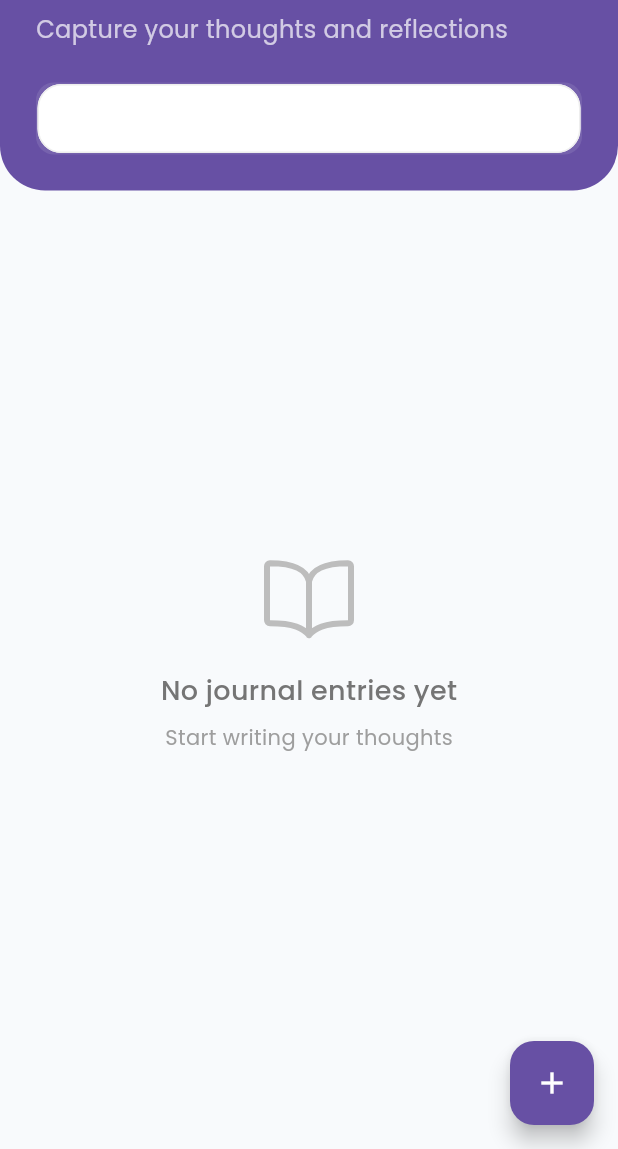
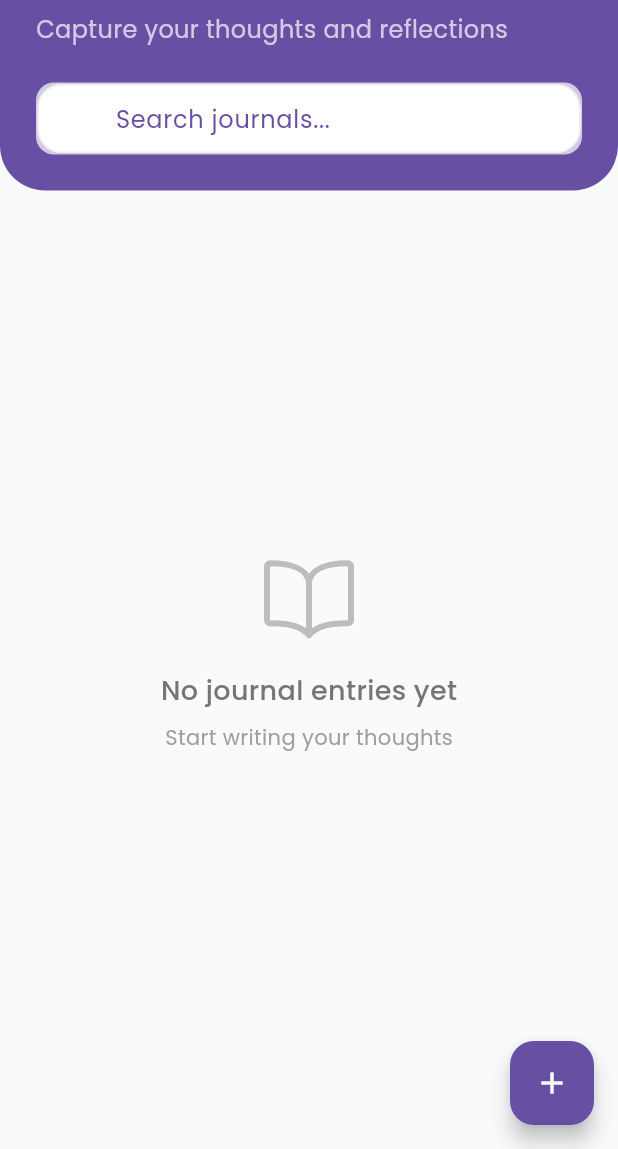
Before and after one commit to GM-11/planner, a Flutter app: the _MobileLayout screen opened directly, after a tap on the "add" icon, on a phone screen of 412 x 824 dp, the part 87-1236 px from its top. Run offline on Flutter 3.47's test engine with Material 3 defaults, Android fonts, the phone set to English and light mode, and no system bars; our stand-ins replace fl_chart, flutter_dotenv, flutter_riverpod, go_router, google_fonts, ionicons and 4 more; missing offline and left inert: encrypt, onesignal_flutter; accounts and stored records are empty.

Commit message:
ui changes

```diff
--- a/lib/features/journals/presentation/journal_editor_screen.dart
+++ b/lib/features/journals/presentation/journal_editor_screen.dart
@@ -31,6 +31,8 @@ class _JournalEditorScreenState extends ConsumerState<JournalEditorScreen> {
   }
 
   void _onTextChanged() {
+    if (!mounted) return;
+
     final hasChanges =
         widget.journal != null
             ? _contentController.text != widget.journal!.encryptedContent
@@ -120,10 +122,11 @@ class _JournalEditorScreenState extends ConsumerState<JournalEditorScreen> {
 
   Widget _buildMobileLayout() {
     return PopScope(
-      onPopInvokedWithResult: (bool t, _) {
-        _onWillPop().then((canPop) {
-          if (canPop) context.pop(t);
-        });
+      onPopInvokedWithResult: (bool t, _) async {
+        final canPop = await _onWillPop();
+        if (canPop && mounted) {
+          context.pop(t);
+        }
       },
       child: Scaffold(
         appBar: AppBar(
@@ -138,15 +141,39 @@ class _JournalEditorScreenState extends ConsumerState<JournalEditorScreen> {
           child: Column(
             children: [
               Expanded(
-                child: SingleChildScrollView(
+                child: LayoutBuilder(
+                  builder: (context, constraints) {
+                    return SingleChildScrollView(
+                      child: ConstrainedBox(
+                        constraints: BoxConstraints(
+                          minHeight: constraints.maxHeight,
+                        ),
+                        child: Padding(
                           padding: const EdgeInsets.all(24),
-                  child: Column(
-                    crossAxisAlignment: CrossAxisAlignment.start,
-                    children: [_buildContentField()],
+                          child: TextField(
+                            controller: _contentController,
+                            maxLines: null,
+                            keyboardType: TextInputType.multiline,
+                            decoration: InputDecoration(
+                              hintText: 'Write your thoughts...',
+                              contentPadding: const EdgeInsets.all(16),
+                              border: InputBorder.none,
+                              fillColor: Colors.transparent,
+                              filled: true,
+                              enabledBorder: InputBorder.none,
+                              focusedBorder: InputBorder.none,
+                              disabledBorder: InputBorder.none,
+                              errorBorder: InputBorder.none,
+                            ),
+                            style: const TextStyle(fontSize: 16, height: 1.6),
                           ),
                         ),
                       ),
-              _buildBottomBar(),
+                    );
+                  },
+                ),
+              ),
+              _buildBottomBar(false),
             ],
           ),
         ),
@@ -214,28 +241,15 @@ class _JournalEditorScreenState extends ConsumerState<JournalEditorScreen> {
                       ),
                     ],
                     const Spacer(),
-                    _buildBottomBar(),
+                    _buildBottomBar(true),
                   ],
                 ),
               ),
 
-              // Main content
               Expanded(
-                child: Container(
-                  padding: const EdgeInsets.all(48),
-                  child: Center(
-                    child: ConstrainedBox(
-                      constraints: const BoxConstraints(maxWidth: 800),
-                      child: Column(
-                        crossAxisAlignment: CrossAxisAlignment.start,
-                        children: [
-                          // _buildTitleAndDate(),
-                          // const SizedBox(height: 32),
-                          Expanded(child: _buildContentField()),
-                        ],
-                      ),
-                    ),
-                  ),
+                child: Padding(
+                  padding: const EdgeInsets.all(16),
+                  child: _buildContentField(),
                 ),
               ),
             ],
@@ -246,27 +260,29 @@ class _JournalEditorScreenState extends ConsumerState<JournalEditorScreen> {
   }
 
   Widget _buildContentField() {
-    return TextFormField(
+    return LayoutBuilder(
+      builder: (context, constraints) {
+        return SingleChildScrollView(
+          child: ConstrainedBox(
+            constraints: BoxConstraints(minHeight: constraints.maxHeight),
+            child: TextField(
               controller: _contentController,
               maxLines: null,
-      expands: true,
+              keyboardType: TextInputType.multiline,
               decoration: InputDecoration(
                 hintText: 'Write your thoughts...',
-        border: OutlineInputBorder(
-          borderRadius: BorderRadius.circular(12),
-          borderSide: BorderSide(color: Colors.grey.shade200),
-        ),
-        enabledBorder: OutlineInputBorder(
-          borderRadius: BorderRadius.circular(12),
-          borderSide: BorderSide(color: Colors.grey.shade200),
-        ),
-        focusedBorder: OutlineInputBorder(
-          borderRadius: BorderRadius.circular(12),
-          borderSide: BorderSide(color: Theme.of(context).primaryColor),
-        ),
                 contentPadding: const EdgeInsets.all(16),
+                border: InputBorder.none,
+                enabledBorder: InputBorder.none,
+                focusedBorder: InputBorder.none,
+                disabledBorder: InputBorder.none,
+                errorBorder: InputBorder.none,
               ),
               style: const TextStyle(fontSize: 16, height: 1.6),
+            ),
+          ),
+        );
+      },
     );
   }
 
@@ -289,9 +305,9 @@ class _JournalEditorScreenState extends ConsumerState<JournalEditorScreen> {
     );
   }
 
-  Widget _buildBottomBar() {
+  Widget _buildBottomBar(bool isDesktop) {
     return Container(
-      padding: const EdgeInsets.symmetric(vertical: 24),
+      padding: const EdgeInsets.symmetric(vertical: 24, horizontal: 16),
       child: Row(
         children: [
           Expanded(
@@ -305,8 +321,14 @@ class _JournalEditorScreenState extends ConsumerState<JournalEditorScreen> {
                 shape: RoundedRectangleBorder(
                   borderRadius: BorderRadius.circular(12),
                 ),
-                side: const BorderSide(color: Colors.white),
-                foregroundColor: Colors.white,
+                side: BorderSide(
+                  color:
+                      isDesktop
+                          ? Colors.white70
+                          : Theme.of(context).primaryColor,
+                ),
+                foregroundColor:
+                    isDesktop ? Colors.white70 : Theme.of(context).primaryColor,
               ),
               child: const Text('Cancel'),
             ),
--- a/lib/features/journals/presentation/journals_screen.dart
+++ b/lib/features/journals/presentation/journals_screen.dart
@@ -4,6 +4,7 @@ import 'package:flutter_staggered_grid_view/flutter_staggered_grid_view.dart';
 import 'package:intl/intl.dart';
 import 'package:ionicons/ionicons.dart';
 import 'package:go_router/go_router.dart';
+import 'package:planner/features/journals/presentation/journal_shimmer.dart';
 import 'package:planner/features/journals/presentation/search_bar.dart';
 import 'package:planner/shared/models/journal.dart';
 import '../providers/journals_provider.dart';
@@ -88,7 +89,7 @@ class _MobileLayout extends ConsumerWidget {
                     ),
                   );
                 },
-                loading: () => const Center(child: CircularProgressIndicator()),
+                loading: () => const JournalsShimmer(),
                 error:
                     (error, stack) => Center(
                       child: Column(
@@ -235,8 +236,7 @@ class _DesktopLayout extends ConsumerWidget {
                         },
                       );
                     },
-                    loading:
-                        () => const Center(child: CircularProgressIndicator()),
+                    loading: () => const JournalsShimmer(isDesktop: true),
                     error:
                         (error, stack) => Center(
                           child: Column(
--- a/lib/features/journals/presentation/search_bar.dart
+++ b/lib/features/journals/presentation/search_bar.dart
@@ -12,7 +12,7 @@ class JournalSearchBar extends ConsumerWidget {
     return Container(
       constraints: const BoxConstraints(maxHeight: 48),
       decoration: BoxDecoration(
-        color: isDesktop ? Colors.white : Colors.white.withOpacity(0.1),
+        color: isDesktop ? Colors.white : Colors.white70,
         borderRadius: BorderRadius.circular(12),
         border:
             isDesktop
@@ -25,7 +25,9 @@ class JournalSearchBar extends ConsumerWidget {
         },
         decoration: InputDecoration(
           hintText: 'Search journals...',
-          hintStyle: TextStyle(color: isDesktop ? Colors.grey : Colors.white60),
+          hintStyle: TextStyle(
+            color: isDesktop ? Colors.grey : Theme.of(context).primaryColor,
+          ),
           border: InputBorder.none,
           contentPadding: const EdgeInsets.symmetric(horizontal: 16),
           prefixIcon: Icon(
```
Also changed, not shown: 1 other file. Lines whose indentation alone changed are shown as unchanged.
